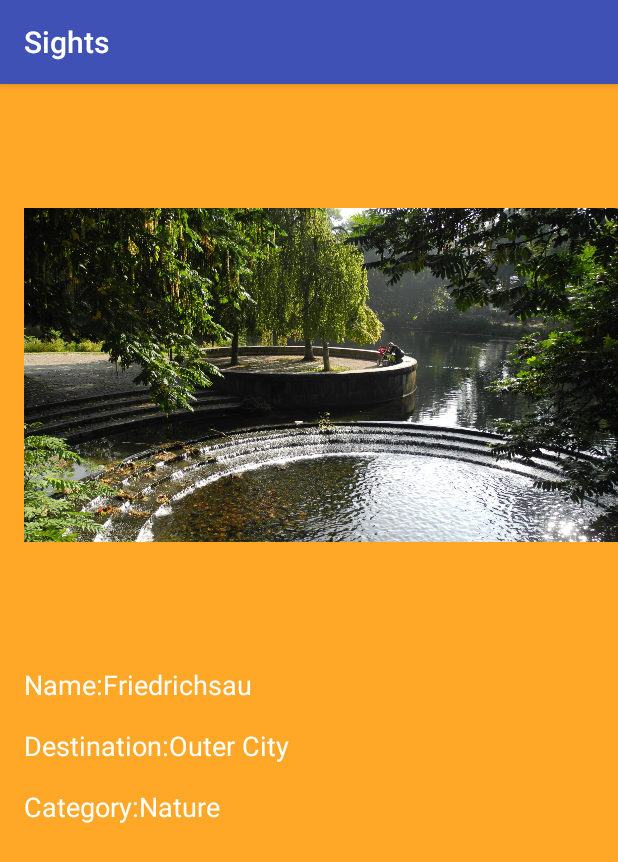
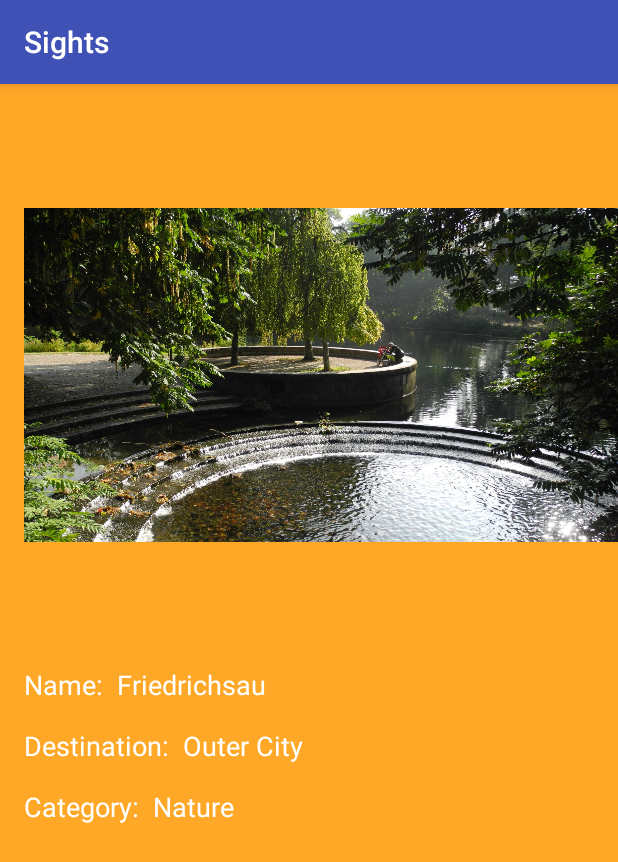
Before and after one commit to saarlaenner/UlmTourGuide, an Android app: the fragment SightsFragment shown on its own in the app's theme, after a tap on "Friedrichsau", on a phone screen of 412 x 824 dp. Shown: the top 862 px of the screen. Run offline under Robolectric (Android 15) with nearby library versions, the phone set to English and light mode, and no system bars.

Commit message:
Small fixes

```diff
--- a/app/src/main/java/com/example/android/ulmtourguide/SightsFragment.java
+++ b/app/src/main/java/com/example/android/ulmtourguide/SightsFragment.java
@@ -33,7 +33,7 @@ public class SightsFragment extends Fragment {
         locations.add (new Destination( getString(R.string.hfg), getString(R.string.outer_city), getString(R.string.design_museum), R.drawable.hfg));
         locations.add (new Destination( getString(R.string.munster), getString(R.string.city), getString(R.string.church), R.drawable.munster));
         locations.add (new Destination( getString(R.string.einstein_birthplace), getString(R.string.city), getString(R.string.history), R.drawable.einstein));
-        locations.add (new Destination( getString(R.string.schiefes_haus), getString(R.string.fischerviertel), getString(R.string.outer_city), R.drawable.schiefeshaus));
+        locations.add (new Destination( getString(R.string.schiefes_haus), getString(R.string.fischerviertel), getString(R.string.history), R.drawable.schiefeshaus));
         locations.add (new Destination( getString(R.string.donau), getString(R.string.city), getString(R.string.nature), R.drawable.donau));
         locations.add (new Destination( getString(R.string.blautopf), getString(R.string.blaubeuren), getString(R.string.nature), R.drawable.blautopf));
 
--- a/app/src/main/res/values/strings.xml
+++ b/app/src/main/res/values/strings.xml
@@ -5,7 +5,6 @@
     <string name="bars">Bars</string>
     <string name="sights">Sights</string>
     <string name="xinedome">Xinedome</string>
-    <string name="wilder_mann">Wilder Mann</string>
     <string name="besitos">Besitos</string>
     <string name="murphys_law">Murphys Law</string>
     <string name="troedler_abraham">Trödler Abraham</string>
@@ -56,7 +55,7 @@
     <string name="einstein_birthplace">Albert Einstein Birthplace</string>
     <string name="donau">Donau</string>
     <string name="schiefes_haus">Schiefes Haus</string>
-    <string name="category">Category:</string>
-    <string name="destination">Destination:</string>
-    <string name="name">Name:</string>
+    <string name="category">Category: \u0020</string>
+    <string name="destination">Destination: \u0020</string>
+    <string name="name">Name: \u0020</string>
 </resources>
```
Also changed, not shown: app/src/main/java/com/example/android/ulmtourguide/BarsActivity.java (line endings or trailing spaces).
